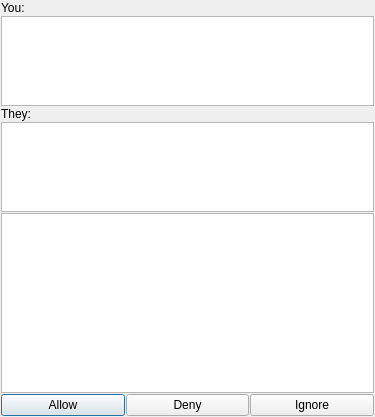
First picture: the form in ui/subscription.ui, repository berndhs/egalite, before the edit.
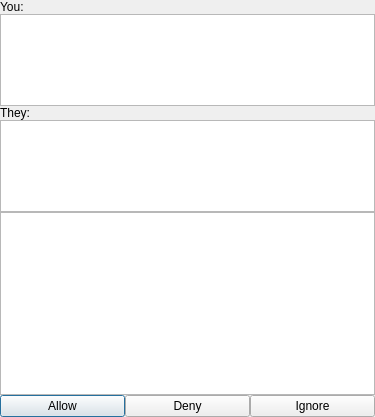
Second picture: the form after the edit. Icons and pictures are not drawn.

Commit message: even smaller margins - I want content, not margins

```diff
--- a/ui/subscription.ui
+++ b/ui/subscription.ui
@@ -96,7 +96,7 @@
    </item>
   </layout>
  </widget>
- <layoutdefault spacing="1" margin="1"/>
+ <layoutdefault spacing="0" margin="0"/>
  <resources>
   <include location="../dchat.qrc"/>
  </resources>
```
The commit also changes 18 other files.
